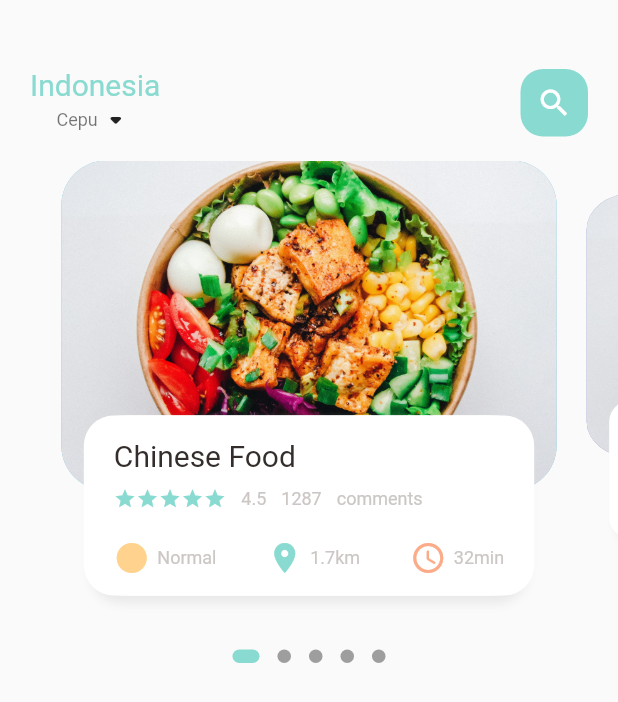
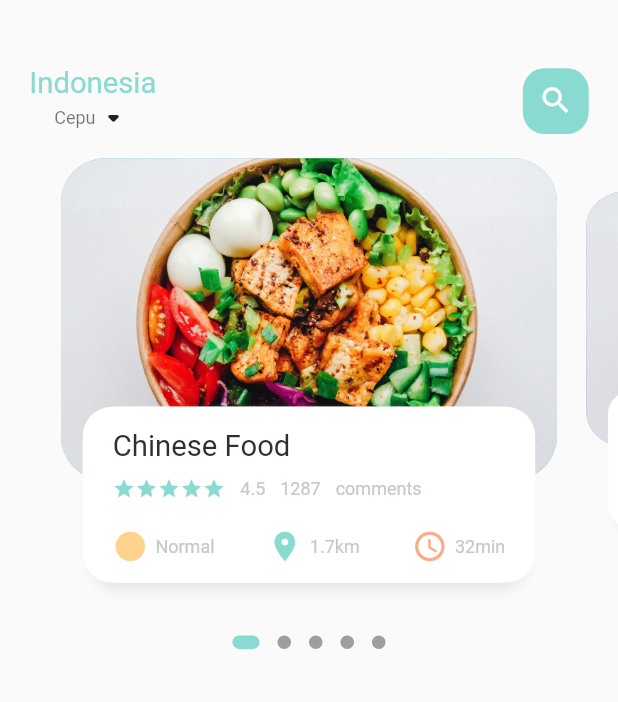
Before and after one commit to enjoyghozi/madangMobileApp, a Flutter app: the screen it shows after launch, on a phone screen of 412 x 824 dp. Shown: the top 702 px of the screen. Run offline on Flutter 3.47's test engine with Material 2 defaults, Android fonts, the phone set to English and light mode, and no system bars; drawn by our look-alikes of dots_indicator; our stand-ins replace get.

Commit message:
Mengatur dimensi layar

```diff
--- a/lib/home/food_page_body.dart
+++ b/lib/home/food_page_body.dart
@@ -6,6 +6,7 @@
 import 'package:flutter/src/foundation/key.dart';
 import 'package:flutter/src/widgets/framework.dart';
 import 'package:madang/utilitys/colors.dart';
+import 'package:madang/utilitys/dimensions.dart';
 import 'package:madang/widgets/big_text.dart';
 import 'package:madang/widgets/icon_and_text_widget.dart';
 import 'package:madang/widgets/small_text.dart';
@@ -21,7 +22,7 @@
   PageController pageController = PageController(viewportFraction: 0.85);
   var _currPageValue = 0.0;
   double _scaleFactor = 0.8;
-  double _height = 220;
+  double _height = Dimensions.pageViewContainer;
 
   @override
   void initState() {
@@ -44,7 +45,7 @@
       children: [
         Container(
           // color: Colors.redAccent,
-          height: 320,
+          height: Dimensions.pageView,
           child: PageView.builder(
               controller: pageController,
               itemCount: 5,
@@ -98,10 +99,11 @@
       child: Stack(
         children: [
           Container(
-            height: 220,
-            margin: EdgeInsets.only(left: 10, right: 10),
+            height: Dimensions.pageViewContainer,
+            margin: EdgeInsets.only(
+                left: Dimensions.width10, right: Dimensions.width10),
             decoration: BoxDecoration(
-                borderRadius: BorderRadius.circular(30),
+                borderRadius: BorderRadius.circular(Dimensions.radius30),
                 color: index.isEven ? Color(0xFF69c5df) : Color(0xFF9294cc),
                 image: DecorationImage(
                     fit: BoxFit.cover,
@@ -110,10 +112,13 @@
           Align(
             alignment: Alignment.bottomCenter,
             child: Container(
-              height: 120,
-              margin: EdgeInsets.only(left: 30, right: 30, bottom: 30),
+              height: Dimensions.pageViewTextContainer,
+              margin: EdgeInsets.only(
+                  left: Dimensions.width30,
+                  right: Dimensions.width30,
+                  bottom: Dimensions.height30),
               decoration: BoxDecoration(
-                  borderRadius: BorderRadius.circular(20),
+                  borderRadius: BorderRadius.circular(Dimensions.radius20),
                   color: Colors.white,
                   boxShadow: [
                     BoxShadow(
@@ -131,12 +136,15 @@
                     ),
                   ]),
               child: Container(
-                padding: EdgeInsets.only(top: 15, left: 15, right: 15),
+                padding: EdgeInsets.only(
+                    top: Dimensions.height15, left: 15, right: 15),
                 child: Column(
                   crossAxisAlignment: CrossAxisAlignment.start,
                   children: [
                     BigText(text: "Chinese Food"),
-                    SizedBox(height: 10),
+                    SizedBox(
+                      height: Dimensions.height10,
+                    ),
                     Row(children: [
                       Wrap(
                         children: List.generate(5, (index) {
@@ -161,7 +169,7 @@
                       SmallText(text: "comments")
                     ]),
                     SizedBox(
-                      height: 20,
+                      height: Dimensions.height20,
                     ),
                     Row(
                       mainAxisAlignment: MainAxisAlignment.spaceBetween,
--- a/lib/home/main_food_page.dart
+++ b/lib/home/main_food_page.dart
@@ -2,6 +2,7 @@
 import 'package:flutter/material.dart';
 import 'package:madang/home/food_page_body.dart';
 import 'package:madang/utilitys/colors.dart';
+import 'package:madang/utilitys/dimensions.dart';
 import 'package:madang/widgets/big_text.dart';
 import 'package:madang/widgets/small_text.dart';
 
@@ -21,8 +22,10 @@
           //Showing Header
           Container(
             child: Container(
-              margin: EdgeInsets.only(top: 45, bottom: 15),
-              padding: EdgeInsets.only(left: 20, right: 20),
+              margin: EdgeInsets.only(
+                  top: Dimensions.height45, bottom: Dimensions.height15),
+              padding: EdgeInsets.only(
+                  left: Dimensions.width20, right: Dimensions.width20),
               child: Row(
                 mainAxisAlignment: MainAxisAlignment.spaceBetween,
                 children: [
@@ -45,14 +48,16 @@
                   ),
                   Center(
                     child: Container(
-                      width: 45,
-                      height: 45,
+                      width: Dimensions.height45,
+                      height: Dimensions.height45,
                       child: Icon(
                         Icons.search,
                         color: Colors.white,
+                        size: Dimensions.iconSize24,
                       ),
                       decoration: BoxDecoration(
-                        borderRadius: BorderRadius.circular(15),
+                        borderRadius:
+                            BorderRadius.circular(Dimensions.radius15),
                         color: AppColors.mainColor,
                       ),
                     ),
--- a/lib/main.dart
+++ b/lib/main.dart
@@ -1,5 +1,6 @@
 import 'package:flutter/material.dart';
 import 'package:madang/home/main_food_page.dart';
+import 'package:get/get.dart';
 
 void main() {
   runApp(const MyApp());
@@ -11,7 +12,7 @@
   // This widget is the root of your application.
   @override
   Widget build(BuildContext context) {
-    return MaterialApp(
+    return GetMaterialApp(
       debugShowCheckedModeBanner: false,
       title: 'Flutter Demo',
       theme: ThemeData(
--- /dev/null
+++ b/lib/utilitys/dimensions.dart
@@ -0,0 +1,34 @@
+import 'package:get/get.dart';
+
+class Dimensions {
+  static double screenHeight = Get.context!.height;
+  static double screenWidth = Get.context!.width;
+
+  static double pageView = screenHeight / 2.64;
+  static double pageViewContainer = screenHeight / 3.84;
+  static double pageViewTextContainer = screenHeight / 7.03;
+
+  //Dynamic height padding & margin
+  static double height10 = screenHeight / 84.4;
+  static double height15 = screenHeight / 56.27;
+  static double height20 = screenHeight / 42.2;
+  static double height30 = screenHeight / 28.13;
+  static double height45 = screenHeight / 18.76;
+
+  //Dynamic width
+  static double width10 = screenHeight / 84.4;
+  static double width15 = screenHeight / 56.27;
+  static double width20 = screenHeight / 42.2;
+  static double width30 = screenHeight / 28.13;
+
+  //Font
+  static double font20 = screenHeight / 42.2;
+
+  //Radius
+  static double radius15 = screenHeight / 56.27;
+  static double radius20 = screenHeight / 42.2;
+  static double radius30 = screenHeight / 28.13;
+
+  //Icon size
+  static double iconSize24 = screenHeight / 35.17;
+}
--- a/lib/widgets/big_text.dart
+++ b/lib/widgets/big_text.dart
@@ -1,6 +1,7 @@
 import 'package:flutter/cupertino.dart';
 import 'package:flutter/src/foundation/key.dart';
 import 'package:flutter/src/widgets/framework.dart';
+import 'package:madang/utilitys/dimensions.dart';
 
 class BigText extends StatelessWidget {
   Color? color;
@@ -24,7 +25,7 @@
       style: TextStyle(
           fontFamily: 'Roboto',
           color: color,
-          fontSize: size,
+          fontSize: Dimensions.font20,
           fontWeight: FontWeight.w400),
     );
   }
--- a/lib/widgets/icon_and_text_widget.dart
+++ b/lib/widgets/icon_and_text_widget.dart
@@ -1,6 +1,7 @@
 import 'package:flutter/cupertino.dart';
 import 'package:flutter/src/foundation/key.dart';
 import 'package:flutter/src/widgets/framework.dart';
+import 'package:madang/utilitys/dimensions.dart';
 import 'package:madang/widgets/small_text.dart';
 
 class IconAndTextWidget extends StatelessWidget {
@@ -21,6 +22,7 @@
         Icon(
           icon,
           color: iconColor,
+          size: Dimensions.iconSize24,
         ),
         SizedBox(
           width: 5,
--- a/pubspec.yaml
+++ b/pubspec.yaml
@@ -29,6 +29,7 @@
 dependencies:
   flutter:
     sdk: flutter
+  get: ^4.6.5
   dots_indicator: ^2.1.0
 
 
```
Also changed, not shown: pubspec.lock.
